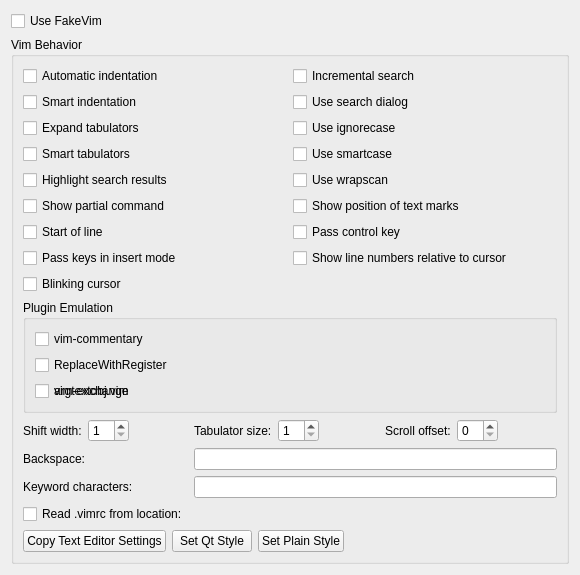
Above: src/plugins/fakevim/fakevimoptions.ui from qt-creator/qt-creator before the change. Below: the same form after it.
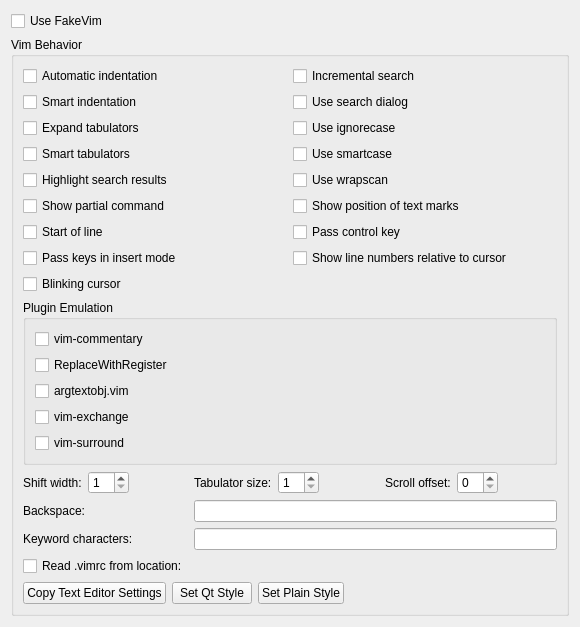
That is the form after the change. Custom widgets are drawn as their Qt base class.

Commit message: FakeVim: Add emulation for vim-surround plugin

The edit to the form file:
```diff
--- a/src/plugins/fakevim/fakevimoptions.ui
+++ b/src/plugins/fakevim/fakevimoptions.ui
@@ -7,7 +7,7 @@
     <x>0</x>
     <y>0</y>
     <width>580</width>
-    <height>543</height>
+    <height>568</height>
    </rect>
   </property>
   <layout class="QVBoxLayout" name="verticalLayout_2">
@@ -162,6 +162,20 @@
          <string>Plugin Emulation</string>
         </property>
         <layout class="QGridLayout" name="gridLayout">
+         <item row="3" column="0">
+          <widget class="QCheckBox" name="checkBoxExchange">
+           <property name="text">
+            <string>vim-exchange</string>
+           </property>
+          </widget>
+         </item>
+         <item row="2" column="0">
+          <widget class="QCheckBox" name="checkBoxArgTextObj">
+           <property name="text">
+            <string>argtextobj.vim</string>
+           </property>
+          </widget>
+         </item>
          <item row="1" column="0">
           <widget class="QCheckBox" name="checkBoxReplaceWithRegister">
            <property name="text">
@@ -179,17 +193,10 @@
            </property>
           </widget>
          </item>
-         <item row="2" column="0">
-          <widget class="QCheckBox" name="checkBoxArgTextObj">
+         <item row="4" column="0">
+          <widget class="QCheckBox" name="checkBoxVimSurround">
            <property name="text">
-            <string>argtextobj.vim</string>
-           </property>
-          </widget>
-         </item>
-         <item row="2" column="0">
-          <widget class="QCheckBox" name="checkBoxExchange">
-           <property name="text">
-            <string>vim-exchange</string>
+            <string>vim-surround</string>
            </property>
           </widget>
          </item>
```
The commit also changes 7 other files.
